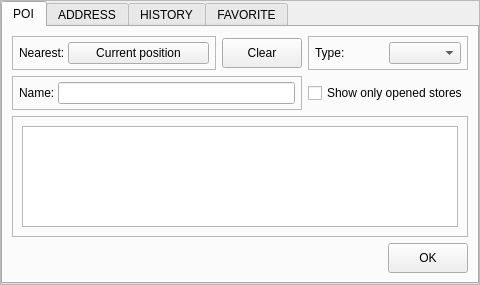
This is Pilocik/pointselectionwindow.ui in dotevo/Pilocik as Qt 5 draws it before an edit. The edited form follows.
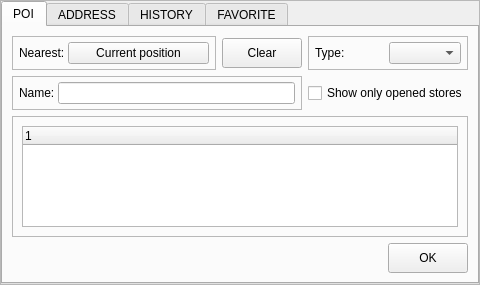
This is the edited form. Custom widgets are drawn as their Qt base class.

```diff
--- a/Pilocik/pointselectionwindow.ui
+++ b/Pilocik/pointselectionwindow.ui
@@ -198,7 +198,13 @@
          </property>
          <layout class="QHBoxLayout" name="horizontalLayout_10">
           <item>
-           <widget class="QListView" name="listView"/>
+           <widget class="QTreeWidget" name="poiTreeWidget">
+            <column>
+             <property name="text">
+              <string notr="true">1</string>
+             </property>
+            </column>
+           </widget>
           </item>
          </layout>
         </widget>
```
